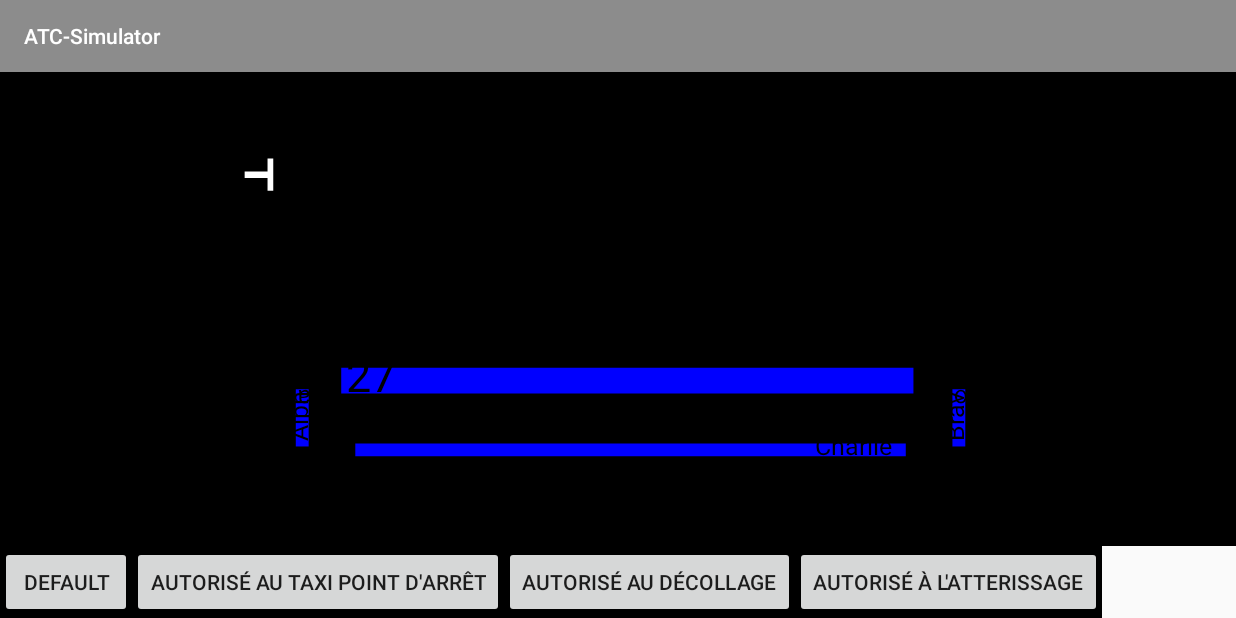
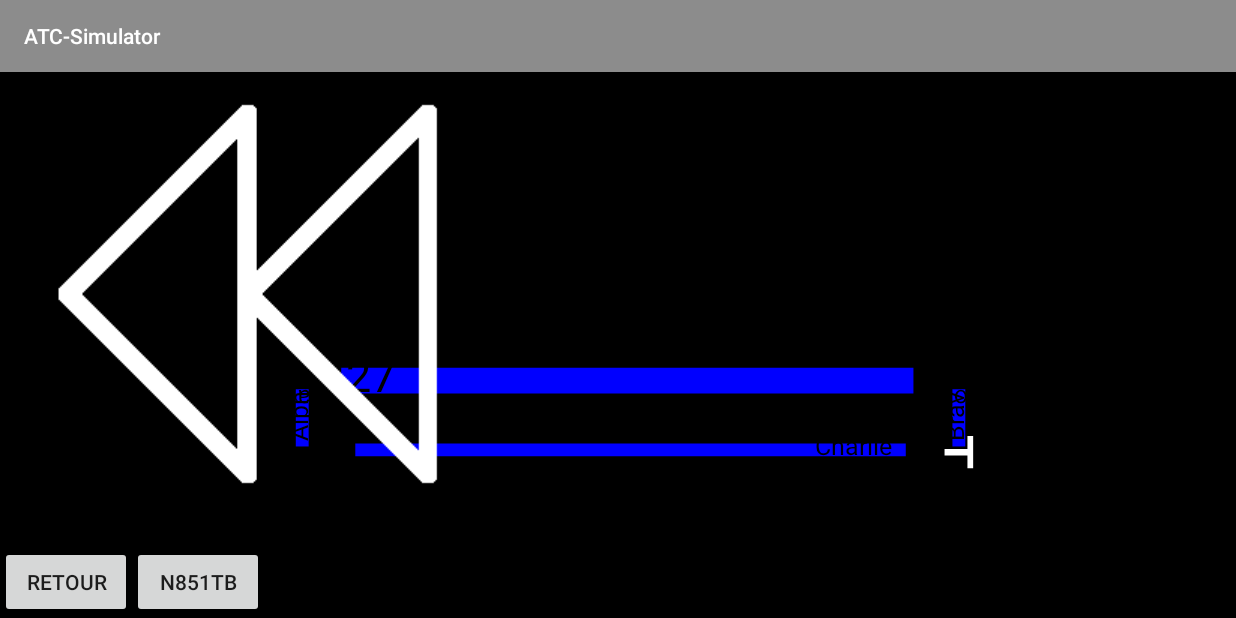
Before and after one commit to Ked57/ATC-Simulator, an Android app: the GameActivity screen opened directly, with no data from a screen before it, on a phone screen of 824 x 412 dp (held sideways). Run offline under Robolectric (Android 15) with nearby library versions, the phone set to English and light mode, and no system bars.

Commit message:
Added taxi sentence and started to work on fast forward function

```diff
--- a/ATC-Simulator/app/src/main/java/ked/atc_simulator/Canvas/CanvasView.java
+++ b/ATC-Simulator/app/src/main/java/ked/atc_simulator/Canvas/CanvasView.java
@@ -2,9 +2,13 @@ package ked.atc_simulator.Canvas;
 
 
 import android.content.Context;
+import android.content.res.Resources;
+import android.graphics.Bitmap;
+import android.graphics.BitmapFactory;
 import android.graphics.Canvas;
 import android.graphics.Color;
 import android.graphics.Paint;
+import android.graphics.drawable.Drawable;
 import android.util.Log;
 import android.view.View;
 
@@ -15,6 +19,7 @@ import ked.atc_simulator.Entities.Runway;
 import ked.atc_simulator.Entities.Taxiway;
 import ked.atc_simulator.Gameplay.GameMgr;
 import ked.atc_simulator.R;
+import ked.atc_simulator.Utils.CoordinateConverter;
 
 public class CanvasView extends View {
 
@@ -53,6 +58,11 @@ public class CanvasView extends View {
         drawTaxiways(paintBlue,paintBlack);
         drawRunway(paintBlue, paintBlack);
         drawPlanes(paintWhite);
+
+        Resources res = getResources();
+        Bitmap bitmap = BitmapFactory.decodeResource(res, R.drawable.backward);
+        //bitmap.setHeight(CoordinateConverter.GetYDipsFromCoordinate(50.0f));
+        canvas.drawBitmap(bitmap, 0, 0, paintWhite);
     }
 
     public void drawPlanes(Paint paint){
--- a/ATC-Simulator/app/src/main/java/ked/atc_simulator/Entities/Plane.java
+++ b/ATC-Simulator/app/src/main/java/ked/atc_simulator/Entities/Plane.java
@@ -24,7 +24,7 @@ public class Plane {
     private int behavior; // 0 "normal",  1 "holding" -> Stays in the holding circuit, 2 "runway" -> waits before runway entrance, 3 "waiting" -> stops until further notice
     private String name;
 
-    public Plane(GameActivity context, float x, float y, float heading, Route route, PlaneState planeState) {
+    public Plane(GameActivity context,String name, float x, float y, float heading, Route route, PlaneState planeState) {
         base = new Point(x, y);
         this.route = route;
         alt = 0;
@@ -33,9 +33,11 @@ public class Plane {
         path = new PlanePath(context, base, heading);
         this.context = context;
         this.planeState = planeState;
-        behavior = 0;
-        name = "default";
+        behavior = 1;
+        this.name = name;
     }
+
+    public Plane(){}
 
     public PlanePath getPath() {
         return path;
--- a/ATC-Simulator/app/src/main/java/ked/atc_simulator/GameActivity.java
+++ b/ATC-Simulator/app/src/main/java/ked/atc_simulator/GameActivity.java
@@ -42,7 +42,8 @@ public class GameActivity extends AppCompatActivity {
 
         gameMgr = new GameMgr(this);
 
-        gameMgr.addPlane(new Plane(this,500,200,270, gameMgr.getDownwind(), new ArrivingState(gameMgr)));
+        gameMgr.addPlane(new Plane(this,"N851TB",1490,685,270, gameMgr.getCharlie(), new ArrivingState(gameMgr)));
+        gameMgr.getPlanes().get(0).setBehavior(3);
 
         gameMgr.getAirport().addRunway(new Runway(this,975,540,1000,270));
         gameMgr.getAirport().addTaxiway(new Taxiway(this,460,555,100,180,"Alpha",5f,-1f));
@@ -76,37 +77,22 @@ public class GameActivity extends AppCompatActivity {
         this.mWakeLock = pm.newWakeLock(PowerManager.SCREEN_DIM_WAKE_LOCK, "My Tag");
         this.mWakeLock.acquire();
 
-        /*findViewById(R.id.Normal).setOnClickListener(new View.OnClickListener() {
-            @Override
-            public void onClick(View view) {
-                gameMgr.getPlanes().get(0).setBehavior(0);
-            }
-        });
-        findViewById(R.id.Holding).setOnClickListener(new View.OnClickListener() {
-            @Override
-            public void onClick(View view) {
-                gameMgr.getPlanes().get(0).setBehavior(1);
-            }
-        });
-        findViewById(R.id.HoldShort).setOnClickListener(new View.OnClickListener() {
-            @Override
-            public void onClick(View view) {
-                gameMgr.getPlanes().get(0).setBehavior(2);
-            }
-        });
-        findViewById(R.id.Stop).setOnClickListener(new View.OnClickListener() {
-            @Override
-            public void onClick(View view) {
-                gameMgr.getPlanes().get(0).setBehavior(3);
-            }
-        });*/
-
 
         gameMgr.getSentenceBuilder().buildSentence();
     }
 
     public void clearChoices(){
+
         choicesLayout.removeAllViewsInLayout();
+        Button backButton = new Button(this);
+        backButton.setText(R.string.backButtonText);
+        choicesLayout.addView(backButton);
+        backButton.setOnClickListener(new View.OnClickListener() {
+            @Override
+            public void onClick(View v) {
+                gameMgr.getSentenceBuilder().buildSentence();
+            }
+        });
     }
 
     public void choicesAddButton(Button button){
--- a/ATC-Simulator/app/src/main/res/layout/activity_game.xml
+++ b/ATC-Simulator/app/src/main/res/layout/activity_game.xml
@@ -5,6 +5,7 @@
     android:id="@+id/rootLayout"
     android:layout_width="match_parent"
     android:layout_height="match_parent"
+    android:background="@color/black_background"
     android:orientation="vertical"
     tools:context="ked.atc_simulator.GameActivity">
 
@@ -26,32 +27,6 @@
         tools:layout_editor_absoluteX="8dp"
         tools:layout_editor_absoluteY="8dp">
 
-        <Button
-            android:id="@+id/Normal"
-            android:layout_width="wrap_content"
-            android:layout_height="wrap_content"
-            android:text="Normal" />
-
-        <Button
-            android:id="@+id/Holding"
-            android:layout_width="match_parent"
-            android:layout_height="wrap_content"
-            android:text="Holding" />
-
-        <Button
-            android:id="@+id/HoldShort"
-            android:layout_width="wrap_content"
-            android:layout_height="wrap_content"
-            android:layout_weight="1"
-            android:text="Hold Short" />
-
-        <Button
-            android:id="@+id/Stop"
-            android:layout_width="wrap_content"
-            android:layout_height="wrap_content"
-            android:layout_weight="1"
-            android:text="Stop" />
-
     </LinearLayout>
 
 </android.widget.LinearLayout>
--- a/ATC-Simulator/app/src/main/res/values/strings.xml
+++ b/ATC-Simulator/app/src/main/res/values/strings.xml
@@ -9,10 +9,21 @@
                                 Il a été réalisé dans le cadre d\'un projet universitaire.\n
                                 Les sources de ce jeu sont en ligne à l\'adresse : github.com/Ked57/ATC-Simulator</string>
 
-    <string name="sentence_taxi_cleared">autorisé au taxi point d\'arrêt </string>
-    <string name="sentence_taxi_rw">pour la piste </string>
+    <string name="backButtonText">Retour</string>
+
+    <string name="sentence_taxi_cleared">taxi </string>
+    <string name="sentence_taxi_holdshort">au point d\'arrêt de la piste 27 </string>
+    <string name="sentence_taxi_parking">au parking </string>
+    <string name="sentence_taxi_via">via </string>
+    <string name="sentence_taxi_alpha">alpha </string>
+    <string name="sentence_taxi_bravo">bravo </string>
+    <string name="sentence_taxi_charlie">charlie </string>
 
     <string name="sentence_takeoff_cleared">autorisé au décollage </string>
 
+
     <string name="sentence_landing_cleared">autorisé à l\'atterissage </string>
+
+
+    <string name="sentence_rw27">piste 27 </string>
 </resources>
```
Also changed, not shown: ATC-Simulator/app/src/main/java/ked/atc_simulator/Gameplay/GameMgr.java (+14 -4 lines), ATC-Simulator/app/src/main/java/ked/atc_simulator/Gameplay/SentenceBuilder.java (+80 -14 lines), ATC-Simulator/app/src/main/res/drawable/backward.png (added), ATC-Simulator/app/src/main/res/drawable/forward.png (added).
